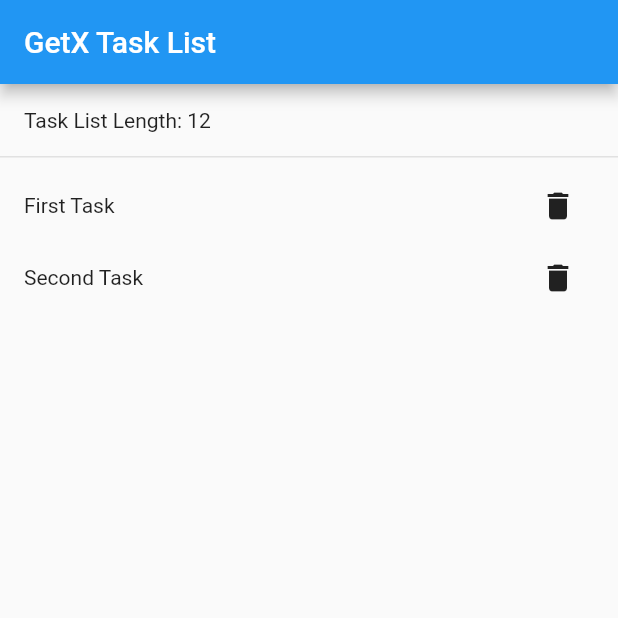
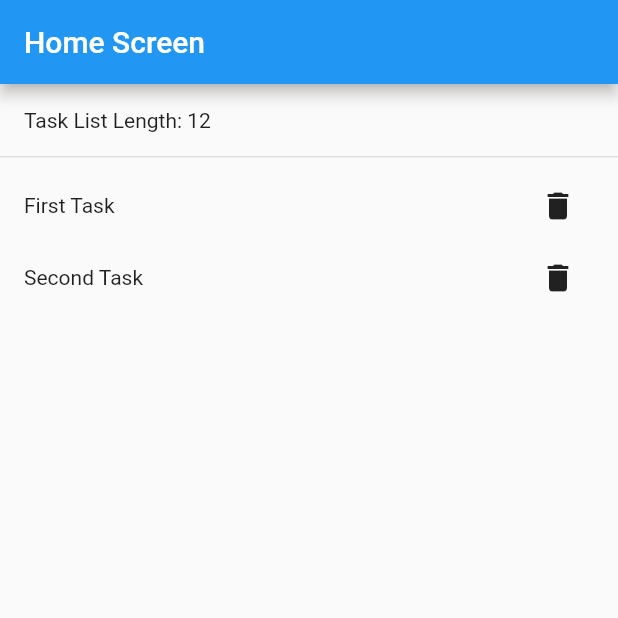
Before and after one commit to webneshin/flutter_learning_getx_state, a Flutter app: the screen it shows after launch, on a phone screen of 412 x 824 dp, the top half of it. Run offline on Flutter 3.47's test engine with Material 2 defaults, Android fonts, the phone set to English and light mode, and no system bars; our stand-ins replace get.

Commit message:
access to static getx controller

```diff
--- a/lib/home.dart
+++ b/lib/home.dart
@@ -10,7 +10,7 @@
   Widget build(BuildContext context) {
     return Scaffold(
       appBar: AppBar(
-        title: const Text("GetX Task List"),
+        title: Text(HomeController.to.screenName),
       ),
       body: SafeArea(
         child: GetBuilder(
```
